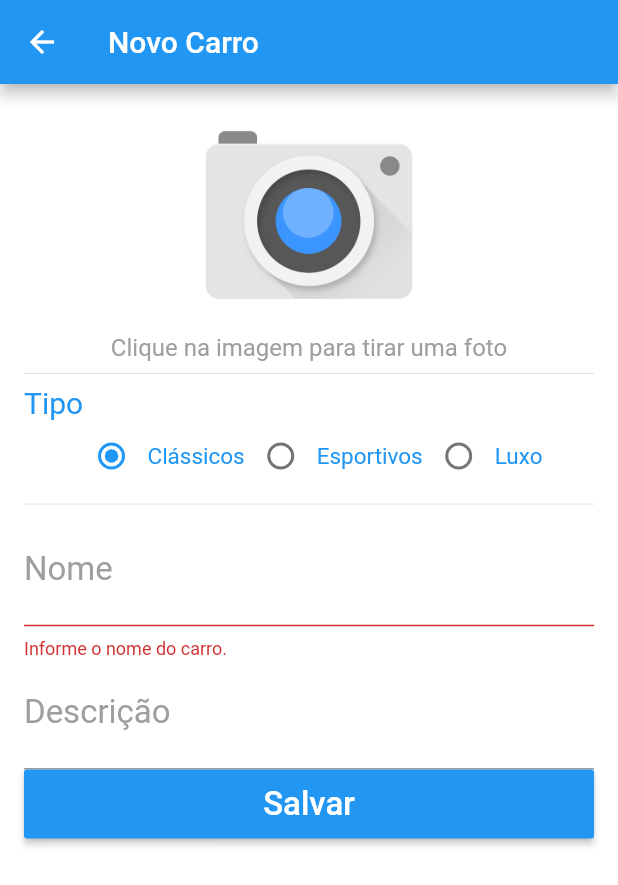
After one commit to guiamado/carros-flutter, a Flutter app: the CarroFormPage screen opened directly, after a tap on "Salvar", on a phone screen of 412 x 824 dp. The commit adds this screen. Shown: the top 885 px of the screen. Run offline on Flutter 3.47's test engine with Material 2 defaults, Android fonts, the phone set to English and light mode, and no system bars; our stand-ins replace cached_network_image, connectivity, shared_preferences, sqflite; accounts and stored records are empty.

Commit message:
[ADD] Adicionando crud dos carros do webservice

```diff
--- a/lib/pages/carro/carro.dart
+++ b/lib/pages/carro/carro.dart
@@ -1,3 +1,5 @@
+import 'dart:convert' as convert;
+
 import 'package:carros/utils/sql/entity.dart';
 
 class Carro extends Entity {
@@ -44,4 +46,14 @@ class Carro extends Entity {
     data['longitude'] = this.longitude;
     return data;
   }
+
+  String toJson() {
+    String json = convert.json.encode(toMap());
+    return json;
+  }
+
+  @override
+  String toString() {
+    return 'Carro(id: $id, nome: $nome, tipo: $tipo, descricao: $descricao, urlFoto: $urlFoto, urlVideo: $urlVideo, latitude: $latitude, longitude: $longitude)';
+  }
 }
--- /dev/null
+++ b/lib/pages/carro/carro_form_page.dart
@@ -0,0 +1,226 @@
+import 'package:cached_network_image/cached_network_image.dart';
+import 'package:carros/pages/api_response.dart';
+import 'package:carros/pages/carro/carro.dart';
+import 'package:carros/pages/carro/carros_api.dart';
+import 'package:carros/utils/alert.dart';
+import 'package:carros/utils/nav.dart';
+import 'package:carros/widgets/app_button.dart';
+import 'package:carros/widgets/app_text.dart';
+import 'package:flutter/cupertino.dart';
+import 'package:flutter/material.dart';
+
+class CarroFormPage extends StatefulWidget {
+  final Carro carro;
+
+  CarroFormPage({this.carro});
+
+  @override
+  State<StatefulWidget> createState() => _CarroFormPageState();
+}
+
+class _CarroFormPageState extends State<CarroFormPage> {
+  final GlobalKey<FormState> _formKey = GlobalKey<FormState>();
+
+  final tNome = TextEditingController();
+  final tDesc = TextEditingController();
+  final tTipo = TextEditingController();
+
+  int _radioIndex = 0;
+
+  var _showProgress = false;
+
+  Carro get carro => widget.carro;
+
+  // Add validate email function.
+  String _validateNome(String value) {
+    if (value.isEmpty) {
+      return 'Informe o nome do carro.';
+    }
+
+    return null;
+  }
+
+  @override
+  void initState() {
+    super.initState();
+
+    // Copia os dados do carro para o form
+    if (carro != null) {
+      tNome.text = carro.nome;
+      tDesc.text = carro.descricao;
+      _radioIndex = getTipoInt(carro);
+    }
+  }
+
+  @override
+  Widget build(BuildContext context) {
+    return Scaffold(
+      appBar: AppBar(
+        title: Text(
+          carro != null ? carro.nome : "Novo Carro",
+        ),
+      ),
+      body: Container(
+        padding: EdgeInsets.all(16),
+        child: _form(),
+      ),
+    );
+  }
+
+  _form() {
+    return Form(
+      key: this._formKey,
+      child: ListView(
+        children: <Widget>[
+          _headerFoto(),
+          Text(
+            "Clique na imagem para tirar uma foto",
+            textAlign: TextAlign.center,
+            style: TextStyle(
+              fontSize: 16,
+              color: Colors.grey,
+            ),
+          ),
+          Divider(),
+          Text(
+            "Tipo",
+            style: TextStyle(
+              color: Colors.blue,
+              fontSize: 20,
+            ),
+          ),
+          _radioTipo(),
+          Divider(),
+          AppText(
+            'Nome',
+            '',
+            controller: tNome,
+            keyboardType: TextInputType.text,
+            validator: _validateNome,
+          ),
+          AppText(
+            'Descrição',
+            '',
+            controller: tDesc,
+            keyboardType: TextInputType.text,
+          ),
+          AppButton(
+            'Salvar',
+            onPressed: _onClickSalvar,
+            showProgress: _showProgress,
+          ),
+        ],
+      ),
+    );
+  }
+
+  _headerFoto() {
+    return carro != null
+        ? CachedNetworkImage(
+            imageUrl: carro.urlFoto,
+          )
+        : Image.asset(
+            "assets/images/camera.png",
+            height: 150,
+          );
+  }
+
+  _radioTipo() {
+    return Row(
+      mainAxisAlignment: MainAxisAlignment.center,
+      children: <Widget>[
+        Radio(
+          value: 0,
+          groupValue: _radioIndex,
+          onChanged: _onClickTipo,
+        ),
+        Text(
+          "Clássicos",
+          style: TextStyle(color: Colors.blue, fontSize: 15),
+        ),
+        Radio(
+          value: 1,
+          groupValue: _radioIndex,
+          onChanged: _onClickTipo,
+        ),
+        Text(
+          "Esportivos",
+          style: TextStyle(color: Colors.blue, fontSize: 15),
+        ),
+        Radio(
+          value: 2,
+          groupValue: _radioIndex,
+          onChanged: _onClickTipo,
+        ),
+        Text(
+          "Luxo",
+          style: TextStyle(color: Colors.blue, fontSize: 15),
+        ),
+      ],
+    );
+  }
+
+  void _onClickTipo(int value) {
+    setState(() {
+      _radioIndex = value;
+    });
+  }
+
+  getTipoInt(Carro carro) {
+    switch (carro.tipo) {
+      case "classicos":
+        return 0;
+      case "esportivos":
+        return 1;
+      default:
+        return 2;
+    }
+  }
+
+  String _getTipo() {
+    switch (_radioIndex) {
+      case 0:
+        return "classicos";
+      case 1:
+        return "esportivos";
+      default:
+        return "luxo";
+    }
+  }
+
+  _onClickSalvar() async {
+    if (!_formKey.currentState.validate()) {
+      return;
+    }
+
+    // Cria o carro
+    var c = carro ?? Carro();
+    c.nome = tNome.text;
+    c.descricao = tDesc.text;
+    c.tipo = _getTipo();
+
+    print("Carro: $c");
+
+    setState(() {
+      _showProgress = true;
+    });
+
+    print("Salvar o carro $c");
+
+    ApiResponse<bool> response = await CarrosApi.save(c);
+
+    if (response.ok) {
+      alert(context, 'Carro salvo com sucesso', callback: () {
+        pop(context);
+      });
+    } else {
+      alert(context, response.msg);
+    }
+
+    setState(() {
+      _showProgress = false;
+    });
+
+    print("Fim.");
+  }
+}
--- a/lib/pages/carro/carro_page.dart
+++ b/lib/pages/carro/carro_page.dart
@@ -1,6 +1,11 @@
 import 'package:cached_network_image/cached_network_image.dart';
+import 'package:carros/pages/api_response.dart';
 import 'package:carros/pages/carro/carro.dart';
+import 'package:carros/pages/carro/carro_form_page.dart';
+import 'package:carros/pages/carro/carros_api.dart';
 import 'package:carros/pages/favoritos/favorito_service.dart';
+import 'package:carros/utils/alert.dart';
+import 'package:carros/utils/nav.dart';
 import 'package:carros/widgets/text.dart';
 import 'package:flutter/material.dart';
 
@@ -75,7 +80,10 @@ class _CarroPageState extends State<CarroPage> {
       padding: EdgeInsets.all(16),
       child: ListView(
         children: <Widget>[
-          CachedNetworkImage(imageUrl: widget.carro.urlFoto),
+          CachedNetworkImage(
+            imageUrl: widget.carro.urlFoto ??
+                'https://s3-sa-east-1.amazonaws.com/videos.livetouchdev.com.br/esportivos/Ferrari_FF.png',
+          ),
           _bloco1(),
           Divider(),
           _bloco2(),
@@ -132,10 +140,14 @@ class _CarroPageState extends State<CarroPage> {
   _onClickPopupMenu(String value) {
     switch (value) {
       case 'Editar':
-        print('Editar!!!');
+        push(
+            context,
+            CarroFormPage(
+              carro: carro,
+            ));
         break;
       case 'Deletar':
-        print('Deletar!!!');
+        deletar();
         break;
       case 'Share':
         print('Share!!!');
@@ -182,6 +194,17 @@ class _CarroPageState extends State<CarroPage> {
     );
   }
 
+  void deletar() async {
+    ApiResponse<bool> response = await CarrosApi.delete(carro);
+    if (response.ok) {
+      alert(context, 'Carro deletado com sucesso', callback: () {
+        pop(context);
+      });
+    } else {
+      alert(context, response.msg);
+    }
+  }
+
   @override
   void dispose() {
     super.dispose();
--- a/lib/utils/alert.dart
+++ b/lib/utils/alert.dart
@@ -1,6 +1,6 @@
 import 'package:flutter/material.dart';
 
-alert(BuildContext context, String msg) {
+alert(BuildContext context, String msg, {Function callback}) {
   showDialog(
     barrierDismissible: false,
     context: context,
@@ -14,6 +14,9 @@ alert(BuildContext context, String msg) {
             FlatButton(
               onPressed: () {
                 Navigator.pop(context);
+                if (callback != null) {
+                  callback();
+                }
               },
               child: Text('OK'),
             ),
--- a/lib/utils/nav.dart
+++ b/lib/utils/nav.dart
@@ -16,6 +16,6 @@ Future push(context, Widget page, {bool replace = false}) {
   ));
 }
 
-pop(context, text) {
-  Navigator.pop(context, text);
+pop(context) {
+  Navigator.pop(context);
 }
--- a/lib/widgets/app_text.dart
+++ b/lib/widgets/app_text.dart
@@ -42,12 +42,12 @@ class AppText extends StatelessWidget {
         color: Colors.blue,
       ),
       decoration: InputDecoration(
-        border: OutlineInputBorder(
-          borderRadius: BorderRadius.circular(16),
-        ),
+        // border: OutlineInputBorder(
+        //   borderRadius: BorderRadius.circular(16),
+        // ),
         labelText: label,
         labelStyle: TextStyle(
-          fontSize: 25,
+          fontSize: 22,
           color: Colors.grey,
         ),
         hintText: hint,
--- a/pubspec.yaml
+++ b/pubspec.yaml
@@ -53,6 +53,7 @@ flutter:
   assets:
     - assets/
     - assets/sql/
+    - assets/images/
 
   # An image asset can refer to one or more resolution-specific "variants", see
   # https://flutter.dev/assets-and-images/#resolution-aware.
```
Also changed, not shown: lib/pages/carro/carros_api.dart (+55 -10 lines), lib/pages/carro/home_page.dart (+13 -0 lines), lib/utils/http_helper.dart (added, +36 -0 lines), assets/images/camera.png (added).
